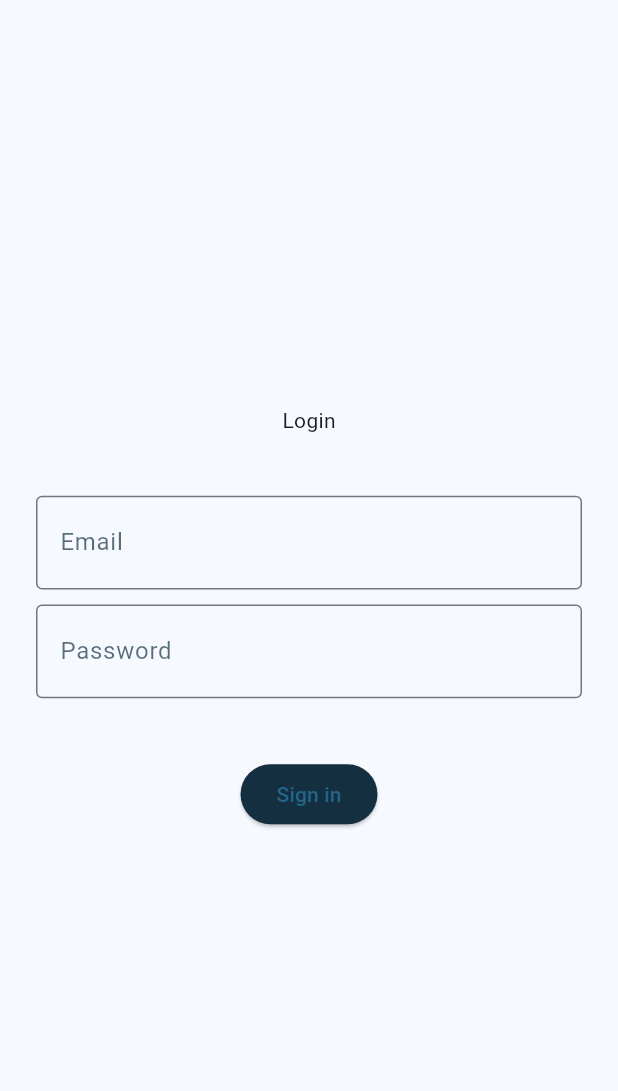
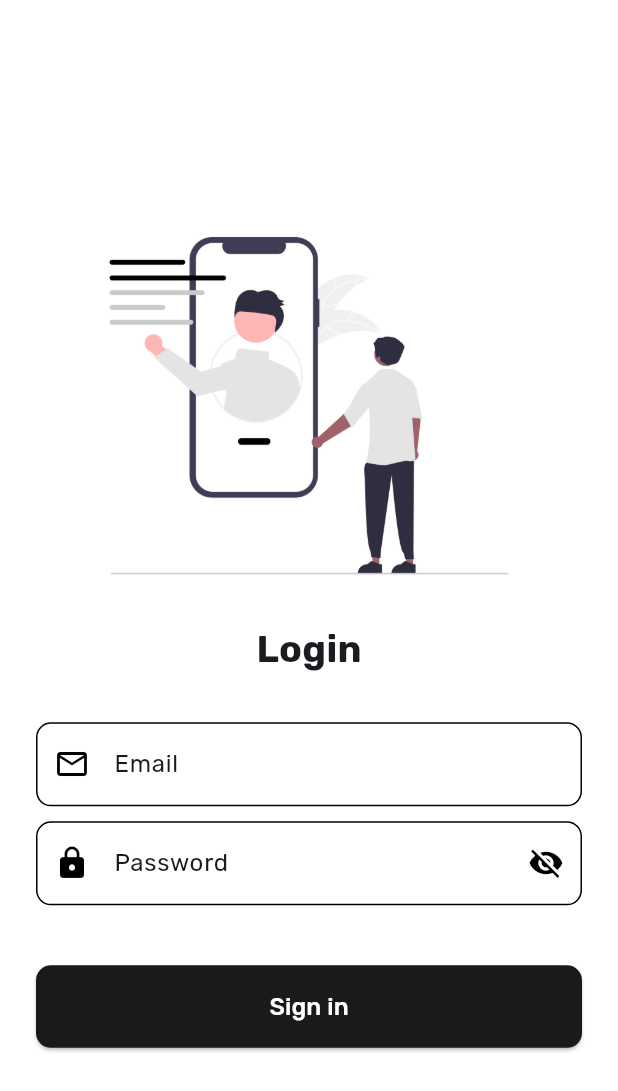
Before and after one commit to Ekram-20/Blog-App, a Flutter app: the screen it shows after launch, after a tap on "Sign in", on a phone screen of 412 x 824 dp. Shown: the top 1091 px of the screen. Run offline on Flutter 3.47's test engine with Material 3 defaults, Android fonts, the light colour scheme and no system bars; our stand-ins replace cloud_firestore, firebase_auth, firebase_core, google_fonts; accounts and stored records are empty; network calls fail.

Commit message:
complete log in page

```diff
--- a/lib/main.dart
+++ b/lib/main.dart
@@ -1,8 +1,14 @@
 import 'package:blog_app/views/splash.dart';
 import 'package:blog_app/views/theme.dart';
 import 'package:flutter/material.dart';
+import 'package:firebase_core/firebase_core.dart';
+import 'firebase_options.dart';
 
-void main() {
+void main() async {
+  WidgetsFlutterBinding.ensureInitialized();
+  await Firebase.initializeApp(
+    options: DefaultFirebaseOptions.currentPlatform,
+  );
   runApp(const BlogApp());
 }
 
--- /dev/null
+++ b/lib/models/user.dart
@@ -0,0 +1,7 @@
+class User {
+  final String uid;
+  final String name;
+  final String email;
+
+  User({required this.uid, required this.name, required this.email});
+}
--- a/lib/views/auth/sign_in_page.dart
+++ b/lib/views/auth/sign_in_page.dart
@@ -1,3 +1,7 @@
+import 'package:blog_app/views/blogs.dart';
+import 'package:blog_app/widgets/button.dart';
+import 'package:cloud_firestore/cloud_firestore.dart';
+import 'package:firebase_auth/firebase_auth.dart';
 import 'package:flutter/material.dart';
 
 class SignInPage extends StatefulWidget {
@@ -10,73 +14,96 @@ class SignInPage extends StatefulWidget {
 class _SignInPageState extends State<SignInPage> {
   var emailController = TextEditingController();
   var passwordController = TextEditingController();
+  var showPassword = false;
+  var isLogin = false;
 
-  // void signIn() async {
-  //   // login user
-  //   try {
-  //     final credential = await FirebaseAuth.instance.signInWithEmailAndPassword(
-  //       email: emailController.text,
-  //       password: passwordController.text,
-  //     );
+  void loginUser() async {
+    setState(() => isLogin = true);
+    try {
+      // login user using auth firebase
+      final credential = await FirebaseAuth.instance.signInWithEmailAndPassword(
+        email: emailController.text,
+        password: passwordController.text,
+      );
 
-  //     User? user = credential.user;
+      User? user = credential.user;
 
-  //     if (user != null) {
-  //       await FirebaseFirestore.instance
-  //           .collection('users')
-  //           .doc('students.${studentIdController.text}')
-  //           .get()
-  //           .then((DocumentSnapshot documentSnapshot) {
-  //         if (documentSnapshot.exists) {
-  //           Navigator.pushReplacement(
-  //             context,
-  //             MaterialPageRoute(
-  //               builder: (context) => const StudentMainPage(),
-  //             ),
-  //           );
-  //         }
-  //       });
-  //     }
-  //   } on FirebaseAuthException catch (e) {
-  //     if (e.code == 'user-not-found') {
-  //       print('No user found for that email.');
-  //     } else if (e.code == 'wrong-password') {
-  //       print('Wrong password provided for that user.');
-  //     }
-  //   }
-  // }
+      // get the user from firestore
+      if (user != null) {
+        await FirebaseFirestore.instance
+            .collection('users')
+            .doc(user.uid)
+            .get()
+            .then((DocumentSnapshot documentSnapshot) {
+          if (documentSnapshot.exists) {
+            Navigator.pushReplacement(
+              context,
+              MaterialPageRoute(
+                builder: (context) => const BlogsPage(),
+              ),
+            );
+          }
+        });
+      }
+    } on FirebaseAuthException catch (e) {
+      if (e.code == 'user-not-found') {
+        print('No user found for that email.');
+      } else if (e.code == 'wrong-password') {
+        print('Wrong password provided for that user.');
+      }
+    } finally {
+      setState(() => isLogin = false);
+    }
+  }
 
   @override
   Widget build(BuildContext context) {
+    var passwordIcon = showPassword ? const Icon(Icons.visibility_rounded) : const Icon(Icons.visibility_off);
+
     return Scaffold(
       body: Form(
-        child: Padding(
+        child: Container(
+          alignment: Alignment.center,
           padding: const EdgeInsets.symmetric(horizontal: 24.0),
+          child: SingleChildScrollView(
             child: Column(
               mainAxisAlignment: MainAxisAlignment.center,
               children: [
-              const Text('Login'),
-              const SizedBox(height: 40),
+                Image.asset('assets/images/hello.png'),
+                const Text(
+                  'Login',
+                  style: TextStyle(fontSize: 25, fontWeight: FontWeight.w700),
+                ),
+                const SizedBox(height: 30),
+
+                // fields
                 TextFormField(
                   decoration: const InputDecoration(
-                  prefix: Icon(Icons.email_outlined),
+                    prefixIcon: Icon(Icons.email_outlined),
                     label: Text('Email'),
                   ),
                 ),
                 const SizedBox(height: 10),
                 TextFormField(
-                decoration: const InputDecoration(
-                  prefix: Icon(Icons.lock),
-                  label: Text('Password'),
-                  suffix: Icon(Icons.remove_red_eye_outlined),
-                ),
+                  obscureText: showPassword,
+                  decoration: InputDecoration(
+                      prefixIcon: const Icon(Icons.lock),
+                      label: const Text('Password'),
+                      suffixIcon: IconButton(
+                        onPressed: () => setState(() => showPassword = !showPassword),
+                        icon: passwordIcon,
+                      )),
                 ),
                 const SizedBox(height: 40),
-              ElevatedButton(
-                onPressed: () {},
-                child: const Text('Sign in'),
+
+                // sign in
+                Button(
+                  onPressed: loginUser,
+                  text: 'Sign in',
+                  isLoading: isLogin,
                 )
               ],
+            ),
           ),
         ),
       ),
--- /dev/null
+++ b/lib/views/blogs.dart
@@ -0,0 +1,10 @@
+import 'package:flutter/material.dart';
+
+class BlogsPage extends StatelessWidget {
+  const BlogsPage({super.key});
+
+  @override
+  Widget build(BuildContext context) {
+    return const Placeholder();
+  }
+}
--- a/lib/views/splash.dart
+++ b/lib/views/splash.dart
@@ -27,9 +27,12 @@ class _SplashPageState extends State<SplashPage> {
   @override
   Widget build(BuildContext context) {
     return Container(
-      color: Theme.of(context).primaryColor,
+      color: Colors.white,
       child: Center(
-        child: Image.asset('assets/images/logo.png', height: 400,),
+        child: Image.asset(
+          'assets/images/logo.png',
+          height: 400,
+        ),
       ),
     );
   }
--- a/lib/views/theme.dart
+++ b/lib/views/theme.dart
@@ -1,36 +1,49 @@
 import 'package:flutter/material.dart';
+import 'package:google_fonts/google_fonts.dart';
 // import 'package:google_fonts/google_fonts.dart';
 
 class AppTheme {
+  static const kPrimaryColor = Color.fromRGBO(26, 26, 26, 1);
+
   static ThemeData customTheme = ThemeData(
     useMaterial3: true,
-    primaryColor: const Color.fromRGBO(21, 52, 72, 1),
-    colorScheme: ColorScheme.fromSeed(
-      seedColor: const Color.fromRGBO(19, 47, 64, 1),
+    colorScheme: const ColorScheme(
+      primary: Colors.black,
+      secondary: Colors.white,
+      surface: Colors.white,
+      error: Colors.red,
+      onPrimary: Colors.white,
+      onSecondary: Colors.black,
+      onSurface: Colors.black,
+      onError: Colors.white,
+      brightness: Brightness.light,
     ),
     // appBarTheme: AppBarTheme(
     //   backgroundColor: Colors.grey[100],
     // ),
-    // textTheme: GoogleFonts.montserratTextTheme(),
+    textTheme: GoogleFonts.rubikTextTheme(),
     inputDecorationTheme: const InputDecorationTheme(
       labelStyle: TextStyle(
-        color: Color.fromRGBO(19, 47, 64, 0.7),
+        color: kPrimaryColor,
         fontSize: 16.0,
       ),
       border: OutlineInputBorder(
+        borderRadius: BorderRadius.all(Radius.circular(10.0)),
         borderSide: BorderSide(
-          color: Color.fromRGBO(19, 47, 64, 0.7),
+          color: Color.fromARGB(200, 225, 225, 225),
         ),
-        // borderRadius: BorderRadius.all(Radius.circular(20)),
       ),
     ),
     elevatedButtonTheme: ElevatedButtonThemeData(
       style: ElevatedButton.styleFrom(
-        backgroundColor: const Color.fromRGBO(19, 47, 64, 1),
+        backgroundColor: kPrimaryColor,
+        shape: RoundedRectangleBorder(
+          borderRadius: BorderRadius.circular(10.0),
+        ),
       ),
     ),
     bottomNavigationBarTheme: const BottomNavigationBarThemeData(
-      backgroundColor: Color.fromRGBO(19, 47, 64, 1),
+      backgroundColor: kPrimaryColor,
       selectedItemColor: Colors.white,
       unselectedItemColor: Colors.white54,
       type: BottomNavigationBarType.fixed,
--- /dev/null
+++ b/lib/widgets/button.dart
@@ -0,0 +1,41 @@
+import 'package:flutter/material.dart';
+
+class Button extends StatefulWidget {
+  final String text;
+  final Function() onPressed;
+  final bool isLoading;
+
+  const Button({
+    super.key,
+    required this.text,
+    required this.onPressed,
+    this.isLoading = false,
+  });
+
+  @override
+  State<Button> createState() => _ButtonState();
+}
+
+class _ButtonState extends State<Button> {
+  @override
+  Widget build(BuildContext context) {
+    return ElevatedButton(
+      onPressed: widget.isLoading ? null : widget.onPressed,
+      child: Container(
+        width: double.infinity,
+        height: 55,
+        alignment: Alignment.center,
+        child: widget.isLoading
+            ? const SizedBox(
+                height: 25,
+                width: 25,
+                child: CircularProgressIndicator(),
+              )
+            : Text(
+                widget.text,
+                style: const TextStyle(color: Colors.white, fontSize: 16),
+              ),
+      ),
+    );
+  }
+}
--- a/pubspec.yaml
+++ b/pubspec.yaml
@@ -35,6 +35,11 @@ dependencies:
   # The following adds the Cupertino Icons font to your application.
   # Use with the CupertinoIcons class for iOS style icons.
   cupertino_icons: ^1.0.6
+  firebase_auth: ^5.1.0
+  firebase_storage: ^12.0.1
+  cloud_firestore: ^5.0.1
+  firebase_core: ^3.1.0
+  google_fonts: ^6.2.1
 
 dev_dependencies:
   flutter_test:
```
Also changed, not shown: assets/images/blogs.png (added), assets/images/hello.png (added), lib/firebase_options.dart (added), pubspec.lock, 10 other files. Lines whose indentation alone changed are shown as unchanged.
